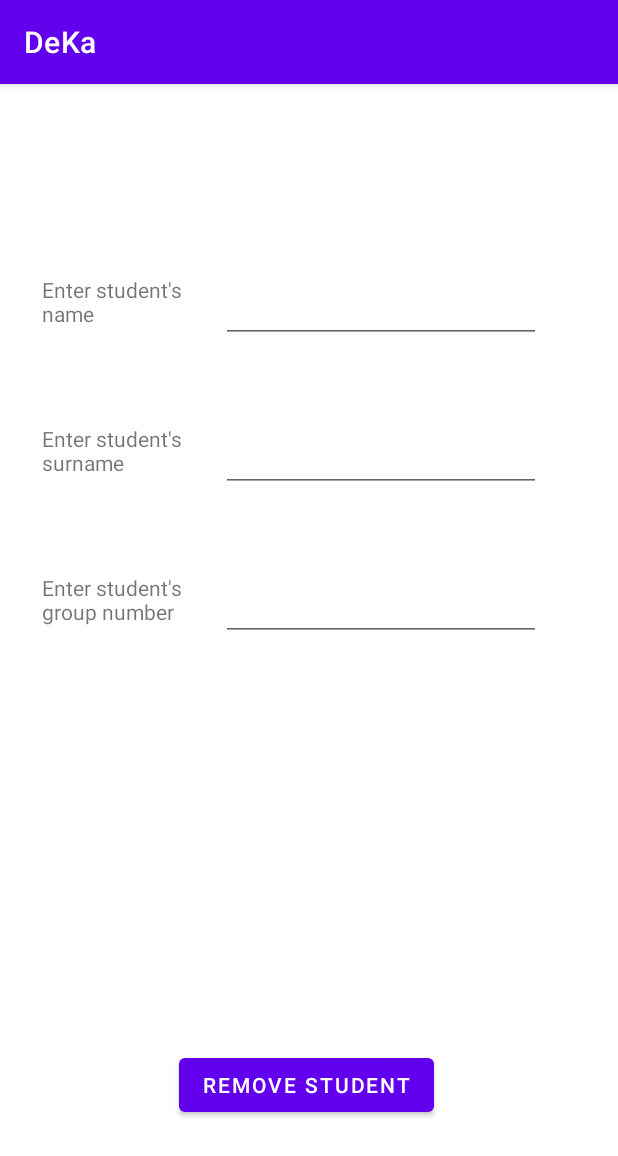
After one commit to fedyuchuktimothey/DeKa, an Android app: the fragment RemoveStudentFragment placed in its activity, on a phone screen of 412 x 824 dp. The commit adds this screen. Shown: the top 1156 px of the screen. Run offline under Robolectric (Android 15) with nearby library versions, the phone set to English and light mode, and no system bars; our stand-ins replace Firebase (no records; nobody signed in at launch, a user with empty details on screens opened directly).

Commit message:
Remove student start
Without functional

```diff
--- /dev/null
+++ b/app/src/main/java/com/example/deka/fragments/students_functions/RemoveStudentFragment.kt
@@ -0,0 +1,26 @@
+package com.example.deka.fragments.students_functions
+
+import android.os.Bundle
+import android.view.LayoutInflater
+import android.view.View
+import android.view.ViewGroup
+import android.widget.Button
+import android.widget.EditText
+import androidx.fragment.app.Fragment
+import com.example.deka.R
+import com.google.firebase.firestore.ktx.firestore
+import com.google.firebase.ktx.Firebase
+import java.util.HashMap
+
+class RemoveStudentFragment : Fragment() {
+    override fun onCreateView(
+        inflater: LayoutInflater,
+        container: ViewGroup?,
+        savedInstanceState: Bundle?
+    ): View? {
+        val view = inflater.inflate(R.layout.fragment_remove_student, container, false)
+
+        return view
+    }
+
+}
--- a/app/src/main/java/com/example/deka/fragments/students_functions/StudFunctionsFragment.kt
+++ b/app/src/main/java/com/example/deka/fragments/students_functions/StudFunctionsFragment.kt
@@ -15,14 +15,20 @@ class StudFunctionsFragment:Fragment() {
         savedInstanceState: Bundle?
     ): View? {
         val view = inflater.inflate(R.layout.fragment_stud_functions, container, false)
-
-        //Add student button Button
+        //Add student button
         val addStud = view.findViewById(R.id.addStud) as Button
         val addStudentFragment = AddStudentFragment()
         addStud.setOnClickListener() {
             activity?.supportFragmentManager?.beginTransaction()
                 ?.replace(R.id.container, addStudentFragment)?.addToBackStack("StudFunctionsFragment")?.commit()
         }
+        //Remove student button
+        val removeStud = view.findViewById(R.id.removeStud) as Button
+        val removeStudentFragment = RemoveStudentFragment()
+        removeStud.setOnClickListener() {
+            activity?.supportFragmentManager?.beginTransaction()
+                ?.replace(R.id.container, removeStudentFragment)?.addToBackStack("StudFunctionsFragment")?.commit()
+        }
 
         return view
     }
--- /dev/null
+++ b/app/src/main/res/layout/fragment_remove_student.xml
@@ -0,0 +1,79 @@
+<?xml version="1.0" encoding="utf-8"?>
+<androidx.constraintlayout.widget.ConstraintLayout xmlns:android="http://schemas.android.com/apk/res/android"
+    xmlns:app="http://schemas.android.com/apk/res-auto"
+    xmlns:tools="http://schemas.android.com/tools"
+    android:layout_width="match_parent"
+    android:layout_height="match_parent">
+
+    <TextView
+        android:id="@+id/textView13"
+        android:layout_width="103dp"
+        android:layout_height="wrap_content"
+        android:layout_marginStart="28dp"
+        android:layout_marginTop="107dp"
+        android:text="Enter student's name"
+        app:layout_constraintStart_toStartOf="parent"
+        app:layout_constraintTop_toTopOf="parent" />
+
+    <TextView
+        android:id="@+id/textView14"
+        android:layout_width="103dp"
+        android:layout_height="wrap_content"
+        android:layout_marginTop="64dp"
+        android:text="Enter student's surname"
+        app:layout_constraintEnd_toEndOf="@+id/textView13"
+        app:layout_constraintStart_toStartOf="@+id/textView13"
+        app:layout_constraintTop_toBottomOf="@+id/textView13" />
+
+    <TextView
+        android:id="@+id/textView15"
+        android:layout_width="103dp"
+        android:layout_height="wrap_content"
+        android:layout_marginTop="64dp"
+        android:text="Enter student's group number"
+        app:layout_constraintEnd_toEndOf="@+id/textView14"
+        app:layout_constraintStart_toStartOf="@+id/textView14"
+        app:layout_constraintTop_toBottomOf="@+id/textView14" />
+
+    <EditText
+        android:id="@+id/editTextTextPersonName"
+        android:layout_width="wrap_content"
+        android:layout_height="wrap_content"
+        android:layout_marginStart="16dp"
+        android:ems="10"
+        android:inputType="textPersonName"
+        app:layout_constraintStart_toEndOf="@+id/textView13"
+        app:layout_constraintTop_toTopOf="@+id/textView13" />
+
+    <EditText
+        android:id="@+id/editTextTextPersonName2"
+        android:layout_width="wrap_content"
+        android:layout_height="wrap_content"
+        android:layout_marginStart="16dp"
+        android:ems="10"
+        android:inputType="textPersonName"
+        app:layout_constraintStart_toEndOf="@+id/textView14"
+        app:layout_constraintTop_toTopOf="@+id/textView14" />
+
+    <EditText
+        android:id="@+id/editTextTextPersonName3"
+        android:layout_width="wrap_content"
+        android:layout_height="wrap_content"
+        android:layout_marginStart="16dp"
+        android:ems="10"
+        android:inputType="textPersonName"
+        app:layout_constraintStart_toEndOf="@+id/textView15"
+        app:layout_constraintTop_toTopOf="@+id/textView15" />
+
+    <Button
+        android:id="@+id/button"
+        android:layout_width="wrap_content"
+        android:layout_height="wrap_content"
+        android:layout_marginStart="2dp"
+        android:layout_marginEnd="2dp"
+        android:layout_marginBottom="60dp"
+        android:text="Remove student"
+        app:layout_constraintBottom_toBottomOf="parent"
+        app:layout_constraintEnd_toEndOf="parent"
+        app:layout_constraintStart_toStartOf="parent" />
+</androidx.constraintlayout.widget.ConstraintLayout>
```
